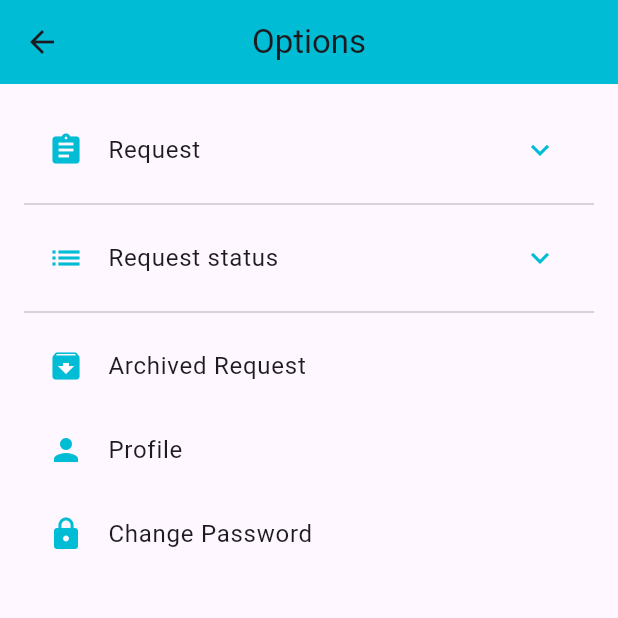
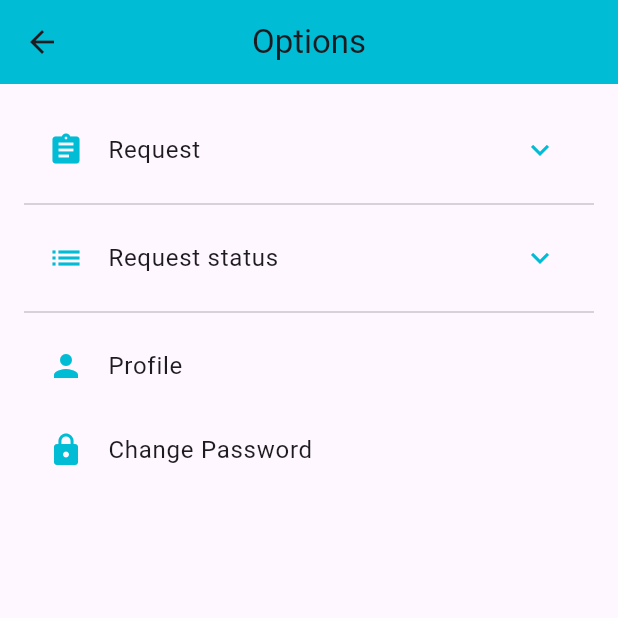
Before and after one commit to Dibora-yt/ITDB_FMS, a Flutter app: the DotsPage screen opened directly, on a phone screen of 412 x 824 dp, the top half of it. Run offline on Flutter 3.47's test engine with Material 3 defaults, Android fonts, the phone set to English and light mode, and no system bars; our stand-ins replace image_picker.

Commit message:
4th commit

```diff
--- a/lib/dots.dart
+++ b/lib/dots.dart
@@ -111,17 +111,9 @@ class _DotsPageState extends State<DotsPage> {
   },
 ),
               ),
-              Padding(
-                padding: const EdgeInsets.only(left: 40.0),
-                child: ListTile(
-                  title: Text("On Progress request"),
-                  onTap: () {
-                    ScaffoldMessenger.of(context).showSnackBar(
-                      SnackBar(content: Text("On Progress request clicked")),
-                    );
-                  },
-                ),
-              ),
+
+
+
               Padding(
                 padding: const EdgeInsets.only(left: 40.0),
                 child: ListTile(
@@ -160,15 +152,7 @@ class _DotsPageState extends State<DotsPage> {
             Divider(),
 
             // Other clickable options
-            ListTile(
-              leading: Icon(Icons.archive, color: Colors.cyan),
-              title: Text("Archived Request"),
-              onTap: () {
-                ScaffoldMessenger.of(context).showSnackBar(
-                  SnackBar(content: Text("Archived Request clicked")),
-                );
-              },
-            ),
+
             ListTile(
               leading: Icon(Icons.person, color: Colors.cyan),
               title: Text("Profile"),
```
Also changed, not shown: 1 other file.
